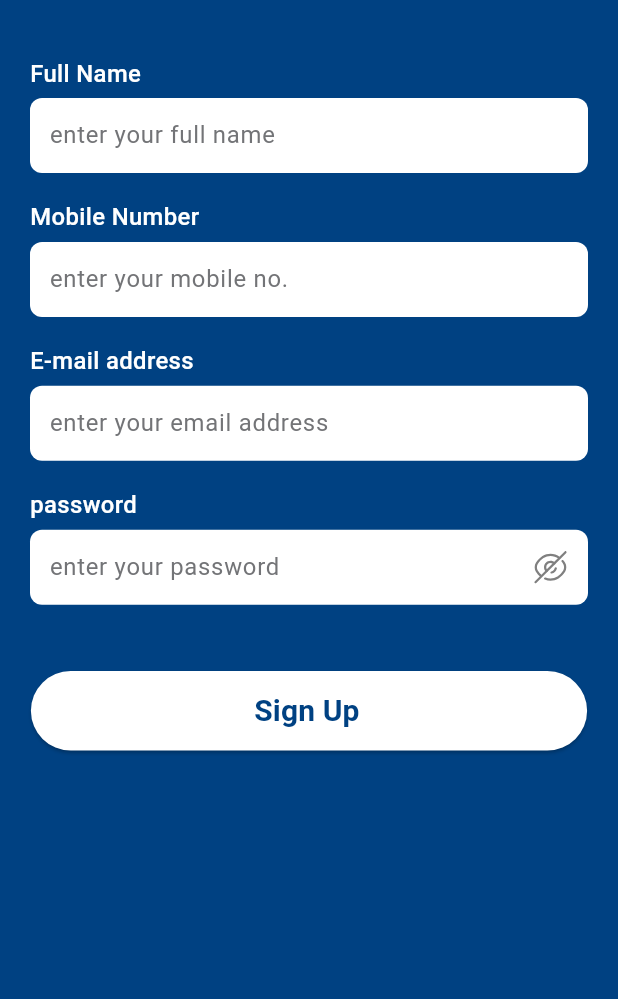
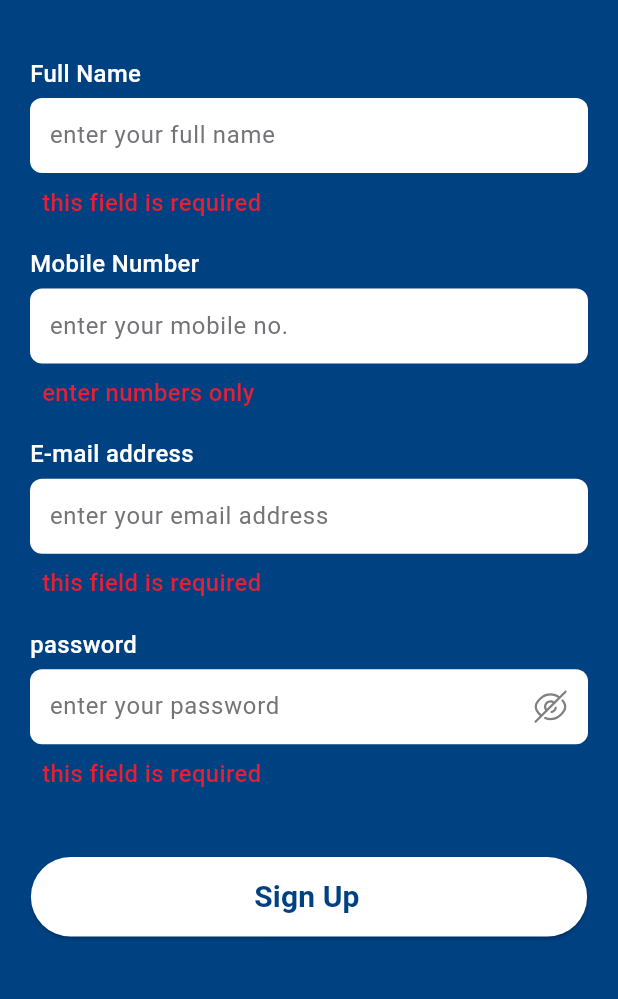
Before and after one commit to noura1812/e_commerce_c18, a Flutter app: the SignUpScreen screen opened by its route, after a tap on "Sign Up", on a phone screen of 412 x 824 dp, the part 197-1196 px from its top. Run offline on Flutter 3.47's test engine with Material 3 defaults, Android fonts, the phone set to English and light mode, and no system bars; our stand-ins replace auto_size_text, bloc, cached_network_image, dio, flutter_bloc, flutter_screenutil and 6 more; missing offline and left inert: carousel_slider_plus, colornames; accounts and stored records are empty; Roboto replaces fonts that are missing (Poppins).

Commit message:
auth done

```diff
--- a/lib/core/routes_manager/route_generator.dart
+++ b/lib/core/routes_manager/route_generator.dart
@@ -1,6 +1,7 @@
 import 'package:e_commerce_c18/core/routes_manager/routes.dart';
 import 'package:e_commerce_c18/features/auth/presentation/screens/sign_in_screen.dart';
 import 'package:e_commerce_c18/features/auth/presentation/screens/sign_up_screen.dart';
+import 'package:e_commerce_c18/features/auth/presentation/screens/splash_screen.dart';
 import 'package:e_commerce_c18/features/cart/screens/cart_screen.dart';
 import 'package:e_commerce_c18/features/main_layout/main_layout.dart';
 import 'package:e_commerce_c18/features/product_details/presentation/screen/product_details.dart';
@@ -12,6 +13,8 @@ final GlobalKey<NavigatorState> navigatorKey = GlobalKey<NavigatorState>();
 class RouteGenerator {
   static Route<dynamic> getRoute(RouteSettings settings) {
     switch (settings.name) {
+      case Routes.splashRoute:
+        return MaterialPageRoute(builder: (_) => const SplashScreen());
       case Routes.cartRoute:
         return MaterialPageRoute(builder: (_) => const CartScreen());
       case Routes.mainRoute:
--- a/lib/core/routes_manager/routes.dart
+++ b/lib/core/routes_manager/routes.dart
@@ -1,5 +1,6 @@
 class Routes {
   static const String cartRoute = "/cart";
+  static const String splashRoute = "/";
   static const String mainRoute = "/main";
   static const String productsScreenRoute = "/products";
   static const String productDetails = '/productDetails';
--- /dev/null
+++ b/lib/core/services/secured_storage_service.dart
@@ -0,0 +1,21 @@
+import 'package:flutter_secure_storage/flutter_secure_storage.dart';
+import 'package:injectable/injectable.dart';
+
+@singleton
+class SecuredStorageService {
+  final FlutterSecureStorage _flutterSecureStorage;
+
+  SecuredStorageService({required FlutterSecureStorage flutterSecureStorage})
+    : _flutterSecureStorage = flutterSecureStorage;
+  saveString({required String key, required String value}) async {
+    await _flutterSecureStorage.write(key: key, value: value);
+  }
+
+  Future<String?> getString({required String key}) async {
+    return await _flutterSecureStorage.read(key: key);
+  }
+
+  deleteString({required String key}) async {
+    await _flutterSecureStorage.delete(key: key);
+  }
+}
--- a/lib/core/widget/main_text_field.dart
+++ b/lib/core/widget/main_text_field.dart
@@ -85,6 +85,7 @@ class _BuildTextFieldState extends State<BuildTextField> {
           ),
           clipBehavior: Clip.antiAliasWithSaveLayer,
           child: TextFormField(
+            onTapUpOutside: (event) => FocusScope.of(context).unfocus(),
             maxLines: widget.maxLines ?? 1,
             controller: widget.controller,
             focusNode: widget.focusNode,
@@ -114,6 +115,7 @@ class _BuildTextFieldState extends State<BuildTextField> {
               }
               return errorText;
             },
+
             decoration: InputDecoration(
               contentPadding: const EdgeInsets.all(AppPadding.p12),
               hintText: widget.hint,
--- a/lib/features/auth/presentation/screens/sign_in_screen.dart
+++ b/lib/features/auth/presentation/screens/sign_in_screen.dart
@@ -39,8 +39,8 @@ class _SignInScreenState extends State<SignInScreen> {
             if (state is LoginLoadingState) {
               LoadingDialog().show();
             } else if (state is LoginSuccessState) {
-              // Navigator.of(context).pop();
-              //
+              Navigator.of(context).pop();
+
               SuccessDialog().show(title: "Success");
             } else if (state is LoginFailureState) {
               Navigator.of(context).pop();
--- a/lib/features/auth/presentation/screens/sign_up_screen.dart
+++ b/lib/features/auth/presentation/screens/sign_up_screen.dart
@@ -1,21 +1,54 @@
+import 'package:e_commerce_c18/core/di/di.dart';
+import 'package:e_commerce_c18/core/resources/assets_manager.dart';
+import 'package:e_commerce_c18/core/resources/color_manager.dart';
+import 'package:e_commerce_c18/core/resources/values_manager.dart';
+import 'package:e_commerce_c18/core/reusables/custom_dialogs.dart';
 import 'package:e_commerce_c18/core/widget/custom_elevated_button.dart';
+import 'package:e_commerce_c18/core/widget/main_text_field.dart';
+import 'package:e_commerce_c18/core/widget/validators.dart';
+import 'package:e_commerce_c18/features/auth/domain/entity/user_entity.dart';
+import 'package:e_commerce_c18/features/auth/presentation/cubit/auth_cubit.dart';
 import 'package:flutter/material.dart';
+import 'package:flutter_bloc/flutter_bloc.dart';
 import 'package:flutter_screenutil/flutter_screenutil.dart';
-import 'package:flutter_svg/svg.dart';
+import 'package:flutter_svg/flutter_svg.dart';
 
-import '../../../../core/resources/assets_manager.dart';
-import '../../../../core/resources/color_manager.dart';
 import '../../../../core/resources/styles_manager.dart';
-import '../../../../core/resources/values_manager.dart';
-import '../../../../core/widget/main_text_field.dart';
-import '../../../../core/widget/validators.dart';
 
-class SignUpScreen extends StatelessWidget {
+class SignUpScreen extends StatefulWidget {
   const SignUpScreen({super.key});
 
   @override
+  State<SignUpScreen> createState() => _SignUpScreenState();
+}
+
+class _SignUpScreenState extends State<SignUpScreen> {
+  TextEditingController name = TextEditingController();
+  TextEditingController phoneNumber = TextEditingController();
+  TextEditingController email = TextEditingController();
+  TextEditingController password = TextEditingController();
+  GlobalKey<FormState> _formKey = GlobalKey<FormState>();
+  @override
   Widget build(BuildContext context) {
-    return Scaffold(
+    return BlocProvider(
+      create: (context) => getIt<AuthCubit>(),
+      child: BlocListener<AuthCubit, AuthState>(
+        listener: (context, state) {
+          print('--->$state');
+          if (state is SignupLoadingState) {
+            LoadingDialog().show();
+          } else if (state is SignupSuccessState) {
+            Navigator.of(context).pop();
+            SuccessDialog().show();
+          }
+          if (state is SignupFailureState) {
+            Navigator.of(context).pop();
+            FailureDialog().show(title: state.failure.error.toString());
+          }
+        },
+        child: Form(
+          key: _formKey,
+          child: Scaffold(
             backgroundColor: ColorManager.primary,
             body: SafeArea(
               child: Padding(
@@ -33,6 +66,7 @@ class SignUpScreen extends StatelessWidget {
                         label: 'Full Name',
                         textInputType: TextInputType.name,
                         validation: AppValidators.validateFullName,
+                        controller: name,
                       ),
                       SizedBox(height: AppSize.s18.h),
                       BuildTextField(
@@ -41,6 +75,7 @@ class SignUpScreen extends StatelessWidget {
                         label: 'Mobile Number',
                         validation: AppValidators.validatePhoneNumber,
                         textInputType: TextInputType.phone,
+                        controller: phoneNumber,
                       ),
                       SizedBox(height: AppSize.s18.h),
                       BuildTextField(
@@ -49,6 +84,8 @@ class SignUpScreen extends StatelessWidget {
                         label: 'E-mail address',
                         validation: AppValidators.validateEmail,
                         textInputType: TextInputType.emailAddress,
+
+                        controller: email,
                       ),
                       SizedBox(height: AppSize.s18.h),
                       BuildTextField(
@@ -58,9 +95,12 @@ class SignUpScreen extends StatelessWidget {
                         validation: AppValidators.validatePassword,
                         isObscured: true,
                         textInputType: TextInputType.text,
+                        controller: password,
                       ),
                       SizedBox(height: AppSize.s50.h),
-                Center(
+                      Builder(
+                        builder: (ctx) {
+                          return Center(
                             child: SizedBox(
                               height: AppSize.s60.h,
                               width: MediaQuery.of(context).size.width * .9,
@@ -68,12 +108,30 @@ class SignUpScreen extends StatelessWidget {
                                 // borderRadius: AppSize.s8,
                                 label: 'Sign Up',
                                 backgroundColor: ColorManager.white,
-                      textStyle: getBoldStyle(color: ColorManager.primary, fontSize: AppSize.s20),
-                      onTap: () {},
+                                textStyle: getBoldStyle(
+                                  color: ColorManager.primary,
+                                  fontSize: AppSize.s20,
+                                ),
+                                onTap: () {
+                                  if (_formKey.currentState!.validate()) {
+                                    UserEntity user = UserEntity(
+                                      email: email.text,
+                                      name: name.text,
+                                      password: password.text,
+                                      phoneNumber: phoneNumber.text,
+                                    );
+                                    ctx.read<AuthCubit>().signup(user);
+                                  }
+                                },
+                              ),
+                            ),
+                          );
+                        },
+                      ),
+                    ],
                   ),
                 ),
               ),
-              ],
             ),
           ),
         ),
--- a/lib/main.dart
+++ b/lib/main.dart
@@ -24,7 +24,7 @@ class MainApp extends StatelessWidget {
         home: child,
         navigatorKey: navigatorKey,
         onGenerateRoute: RouteGenerator.getRoute,
-        initialRoute: Routes.signInRoute,
+        initialRoute: Routes.splashRoute,
       ),
     );
   }
--- a/pubspec.yaml
+++ b/pubspec.yaml
@@ -45,6 +45,7 @@ dependencies:
   bloc: ^9.2.0
   flutter_bloc: ^9.1.1
   lottie: ^3.3.1
+  flutter_secure_storage: ^10.1.0
   # smooth_page_indicator: ^2.0.1
 
 dev_dependencies:
```
Also changed, not shown: lib/core/di/model.secure_storage.dart (added, +9 -0 lines), lib/core/error/error_model.dart (+20 -2 lines), lib/core/resources/constants_manager.dart (+11 -9 lines), lib/core/reusables/custom_dialogs.dart (+7 -2 lines), lib/features/auth/data/model/response_models/auth_response_model.dart (+0 -18 lines), lib/features/auth/data/repo/auth_repo_impl.dart (+7 -2 lines), lib/features/auth/presentation/cubit/auth_cubit.dart (+10 -1 lines), lib/features/auth/presentation/screens/splash_screen.dart (added, +62 -0 lines), lib/core/di/di.config.dart, pubspec.lock, 6 other files. Lines whose indentation alone changed are shown as unchanged.
